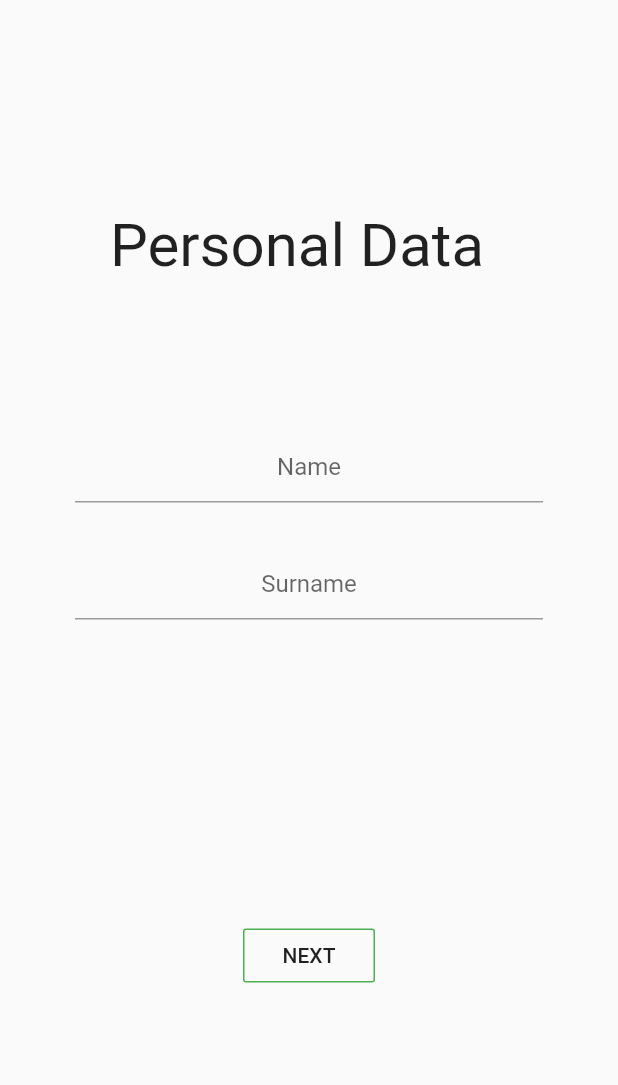
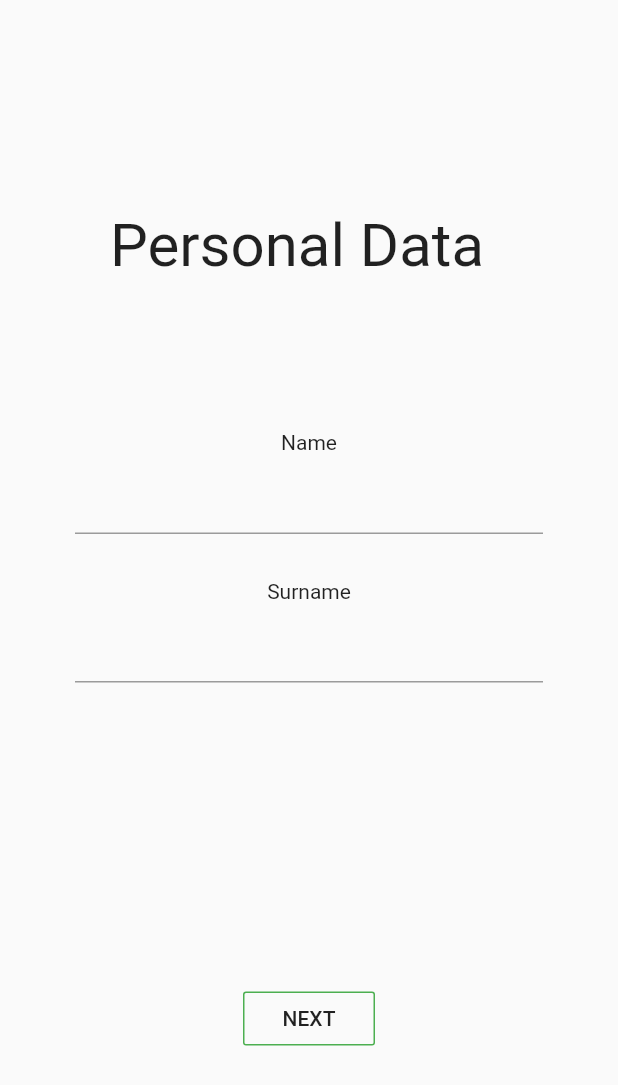
Before and after one commit to Tokariev/delivery, a Flutter app: the EnterName screen opened directly, on a phone screen of 412 x 824 dp. Shown: the top 1085 px of the screen. Run offline on Flutter 3.47's test engine with Material 2 defaults, Android fonts, the phone set to English and light mode, and no system bars; our stand-ins replace google_fonts, intl_phone_number_input, pin_code_text_field.

Commit message:
added text as label instead of decoration

```diff
--- a/lib/src/screens/enterName.dart
+++ b/lib/src/screens/enterName.dart
@@ -18,7 +18,7 @@ class EnterName extends StatelessWidget {
                   mainAxisSize: MainAxisSize.max,
                   children: <Widget>[
                     Text(
-                      "Personal Data",
+                      'Personal Data',
                       style: TextStyle(
                         fontSize: 40.0,
                       ),
@@ -27,18 +27,23 @@ class EnterName extends StatelessWidget {
                 ),
               ),
               Padding(
-                padding: const EdgeInsets.only(
-                    top: 100.0, left: 50.0, right: 50.0),
+                padding: const EdgeInsets.only(top: 100.0, left: 50.0, right: 50.0),
+                child: Text('Name'),
+              ),
+              Padding(
+                padding: const EdgeInsets.only(top: 5.0, left: 50.0, right: 50.0),
                 child: TextFormField(
                   textAlign: TextAlign.center,
-                  decoration: const InputDecoration(hintText: 'Name'),
                 ),
               ),
               Padding(
                 padding: const EdgeInsets.only(top: 30.0, left: 50.0, right: 50.0),
+                child: Text('Surname'),
+              ),
+              Padding(
+                padding: const EdgeInsets.only(top: 5.0, left: 50.0, right: 50.0),
                 child: TextFormField(
                   textAlign: TextAlign.center,
-                  decoration: const InputDecoration(hintText: 'Surname'),
                 ),
               ),
               Padding(
```
Also changed, not shown: pubspec.lock.
